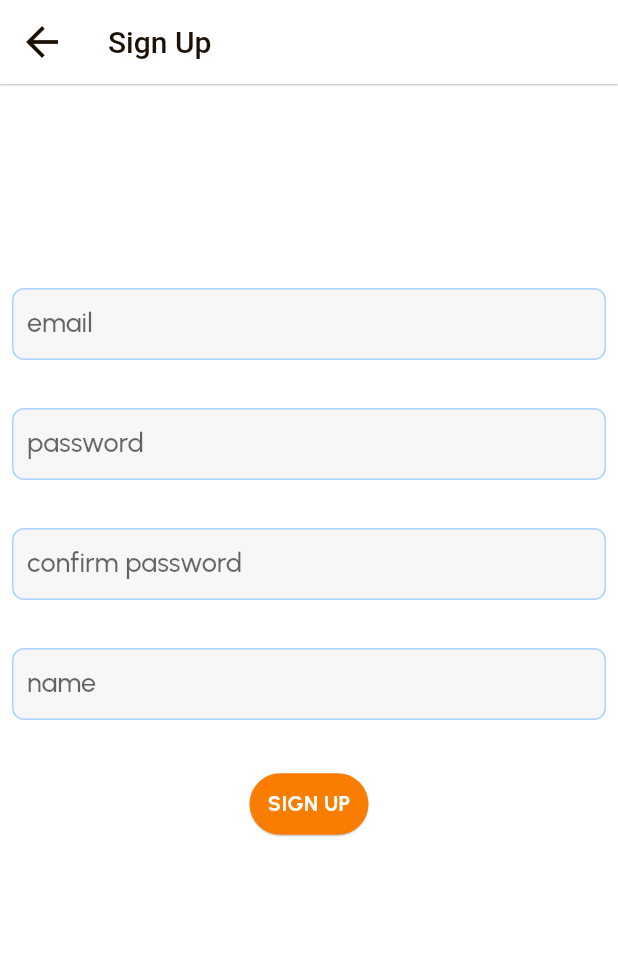
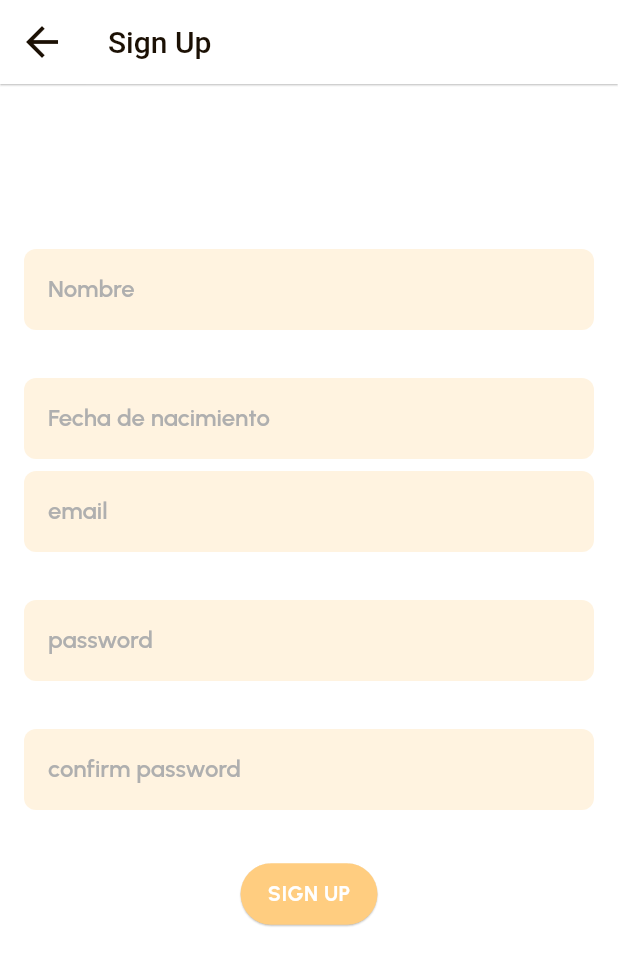
Before and after one commit to Team-mikhuy/mikhuy, a Flutter app: the screen it shows after launch, after a tap on "CREATE ACCOUNT", on a phone screen of 412 x 824 dp. Shown: the top 966 px of the screen. Run offline on Flutter 3.47's test engine with Material 2 defaults, Android fonts, the light colour scheme and no system bars; our stand-ins replace bloc, equatable, firebase_auth, firebase_core, flutter_bloc, formz and 2 more; missing offline and left inert: firebase_auth_platform_interface; accounts and stored records are empty; generated files the repository leaves out were written again.

Commit message:
add birthdate field for sign up form

```diff
--- a/lib/sign_in/view/sign_in_form.dart
+++ b/lib/sign_in/view/sign_in_form.dart
@@ -23,7 +23,6 @@ class SignInForm extends StatelessWidget {
           child: Column(
             mainAxisSize: MainAxisSize.min,
             children: [
-              const SizedBox(height: 16),
               _EmailInput(),
               const SizedBox(height: 8),
               _PasswordInput(),
@@ -93,16 +92,17 @@ class _LoginButton extends StatelessWidget {
             ? const CircularProgressIndicator()
             : ElevatedButton(
                 key: const Key('signInForm_continue_raisedButton'),
-                style: ElevatedButton.styleFrom(
-                  shape: RoundedRectangleBorder(
-                    borderRadius: BorderRadius.circular(30),
-                  ),
-                  backgroundColor: const Color(0xFFFFD600),
-                ),
                 onPressed: state.status.isValidated
                     ? () => context.read<SignInCubit>().logInWithCredentials()
                     : null,
-                child: const Text('LOGIN'),
+                child: Row(
+                  mainAxisAlignment: MainAxisAlignment.center,
+                  children: const [
+                    Text('INICIAR SESION'),
+                    SizedBox(width: 8),
+                    Icon(MdiIcons.arrowRight),
+                  ],
+                ),
               );
       },
     );
--- a/lib/sign_in/view/sign_in_page.dart
+++ b/lib/sign_in/view/sign_in_page.dart
@@ -2,6 +2,7 @@ import 'package:authentication/authentication.dart';
 import 'package:flutter/material.dart';
 import 'package:flutter_bloc/flutter_bloc.dart';
 import 'package:formz/formz.dart';
+import 'package:material_design_icons_flutter/material_design_icons_flutter.dart';
 import 'package:mikhuy/sign_in/sign_in.dart';
 import 'package:mikhuy/sign_up/sign_up.dart';
 
@@ -15,9 +16,8 @@ class SignInPage extends StatelessWidget {
   @override
   Widget build(BuildContext context) {
     return Scaffold(
-      appBar: AppBar(title: const Text('Login')),
       body: Padding(
-        padding: const EdgeInsets.all(8),
+        padding: const EdgeInsets.all(16),
         child: BlocProvider(
           create: (_) => SignInCubit(context.read<AuthenticationRepository>()),
           child: const SignInForm(),
--- a/lib/sign_up/cubit/sign_up_state.dart
+++ b/lib/sign_up/cubit/sign_up_state.dart
@@ -8,6 +8,7 @@ class SignUpState extends Equatable {
     this.password = const Password.pure(),
     this.confirmedPassword = const ConfirmedPassword.pure(),
     this.name = const Name.pure(),
+    this.birthdate = const BirthDate.pure(),
     this.status = FormzStatus.pure,
     this.errorMessage,
   });
@@ -16,17 +17,20 @@ class SignUpState extends Equatable {
   final Password password;
   final ConfirmedPassword confirmedPassword;
   final Name name;
+  final BirthDate birthdate;
   final FormzStatus status;
   final String? errorMessage;
 
   @override
-  List<Object> get props => [email, password, confirmedPassword, name, status];
+  List<Object> get props =>
+      [email, password, confirmedPassword, name, birthdate, status];
 
   SignUpState copyWith({
     Email? email,
     Password? password,
     ConfirmedPassword? confirmedPassword,
     Name? name,
+    BirthDate? birthdate,
     FormzStatus? status,
     String? errorMessage,
   }) {
@@ -35,6 +39,7 @@ class SignUpState extends Equatable {
       password: password ?? this.password,
       confirmedPassword: confirmedPassword ?? this.confirmedPassword,
       name: name ?? this.name,
+      birthdate: birthdate ?? this.birthdate,
       status: status ?? this.status,
       errorMessage: errorMessage ?? this.errorMessage,
     );
--- /dev/null
+++ b/lib/sign_up/input_models/birthdate.dart
@@ -0,0 +1,31 @@
+import 'package:formz/formz.dart';
+
+/// Validation errors for the [BirthDate] [FormzInput].
+enum BirthDateValidationError {
+  /// Date is before 1950 or after current date, so it is invalid error.
+  invalid,
+
+  /// Date is empty error.
+  empty
+}
+
+/// {@template birthdate}
+/// Form input for a birthdate input.
+/// {@endtemplate}
+class BirthDate extends FormzInput<DateTime?, BirthDateValidationError> {
+  /// {@macro birthdate}
+  const BirthDate.pure() : super.pure(null);
+
+  /// {@macro birthdate}
+  BirthDate.dirty(super.value) : super.dirty();
+
+  @override
+  BirthDateValidationError? validator(DateTime? value) {
+    if (value == null) return BirthDateValidationError.empty;
+    if (value == DateTime(0)) return BirthDateValidationError.empty;
+
+    return value.year < 1950 || value.isAfter(DateTime.now())
+        ? BirthDateValidationError.invalid
+        : null;
+  }
+}
--- /dev/null
+++ b/lib/sign_up/input_models/input_models.dart
@@ -0,0 +1,3 @@
+export 'birthdate.dart';
+export 'confirmed_password.dart';
+export 'name.dart';
--- a/lib/sign_up/sign_up.dart
+++ b/lib/sign_up/sign_up.dart
@@ -1,6 +1,5 @@
 library sign_up;
 
 export 'cubit/sign_up_cubit.dart';
-export 'input_models/confirmed_password.dart';
-export 'input_models/name.dart';
+export 'input_models/input_models.dart';
 export 'view/sign_up_page.dart';
--- a/lib/sign_up/view/sign_up_form.dart
+++ b/lib/sign_up/view/sign_up_form.dart
@@ -22,13 +22,15 @@ class SignUpForm extends StatelessWidget {
         child: Column(
           mainAxisSize: MainAxisSize.min,
           children: [
+            _NameInput(),
+            const SizedBox(height: 8),
+            _BirthDateInput(),
+            const SizedBox(height: 8),
             _EmailInput(),
             const SizedBox(height: 8),
             _PasswordInput(),
             const SizedBox(height: 8),
             _ConfirmPasswordInput(),
-            const SizedBox(height: 8),
-            _NameInput(),
             const SizedBox(height: 8),
             _SignUpButton(),
           ],
@@ -118,11 +120,48 @@ class _NameInput extends StatelessWidget {
         return TextField(
           key: const Key('signUpForm_nameInput_textField'),
           onChanged: (name) => context.read<SignUpCubit>().nameChanged(name),
-          keyboardType: TextInputType.name,
           decoration: InputDecoration(
-            labelText: 'name',
+            labelText: 'Nombre',
             helperText: '',
             errorText: state.name.invalid ? 'invalid email' : null,
+          ),
+        );
+      },
+    );
+  }
+}
+
+class _BirthDateInput extends StatelessWidget {
+  final controller = TextEditingController();
+
+  @override
+  Widget build(BuildContext context) {
+    return BlocBuilder<SignUpCubit, SignUpState>(
+      buildWhen: (previous, current) => previous.birthdate != current.birthdate,
+      builder: (context, state) {
+        return TextField(
+          key: const Key('signUpForm_birthdateInput_textField'),
+          controller: controller,
+          onTap: () async {
+            final birthdate = await showDatePicker(
+              context: context,
+              initialDate: DateTime.now(),
+              firstDate: DateTime(1950),
+              lastDate: DateTime(DateTime.now().year + 1),
+            );
+
+            if (birthdate != null) {
+              // ignore: use_build_context_synchronously
+              context.read<SignUpCubit>().birthdateChanged(birthdate);
+              controller.text =
+                  '${birthdate.day}/${birthdate.month}/${birthdate.year}';
+            }
+          },
+          readOnly: true,
+          decoration: InputDecoration(
+            labelText: 'Fecha de nacimiento',
+            hintText: 'DD/MM/AAAA',
+            errorText: state.birthdate.invalid ? 'invalid email' : null,
           ),
         );
       },
--- a/lib/sign_up/view/sign_up_page.dart
+++ b/lib/sign_up/view/sign_up_page.dart
@@ -18,7 +18,7 @@ class SignUpPage extends StatelessWidget {
     return Scaffold(
       appBar: AppBar(title: const Text('Sign Up')),
       body: Padding(
-        padding: const EdgeInsets.all(8),
+        padding: const EdgeInsets.all(16),
         child: BlocProvider<SignUpCubit>(
           create: (_) => SignUpCubit(context.read<AuthenticationRepository>()),
           child: const SignUpForm(),
--- a/lib/theme/app_theme.dart
+++ b/lib/theme/app_theme.dart
@@ -52,15 +52,27 @@ class AppTheme {
       /// to match the design, making use of the primary color flushOrange
       elevatedButtonTheme: ElevatedButtonThemeData(
         style: ButtonStyle(
-          backgroundColor: MaterialStateProperty.all(AppColors.flushOrange),
+          backgroundColor: MaterialStateProperty.resolveWith<Color?>(
+            (Set<MaterialState> states) {
+              if (states.contains(MaterialState.disabled)) {
+                return AppColors.flushOrange.shade200;
+              }
+
+              return AppColors.flushOrange.shade500;
+            },
+          ),
           foregroundColor: MaterialStateProperty.all(AppColors.white),
+          overlayColor:
+              MaterialStateProperty.all(AppColors.flushOrange.shade700),
           elevation: MaterialStateProperty.all(0.5),
           shape: MaterialStateProperty.all(
             const RoundedRectangleBorder(
               borderRadius: BorderRadius.all(Radius.circular(16)),
             ),
           ),
-          padding: MaterialStateProperty.all(const EdgeInsets.all(12)),
+          padding: MaterialStateProperty.all(
+            const EdgeInsets.symmetric(vertical: 12, horizontal: 18),
+          ),
         ),
       ),
 
@@ -79,24 +91,41 @@ class AppTheme {
           ),
           shape: MaterialStateProperty.all(
             const RoundedRectangleBorder(
-              borderRadius: BorderRadius.all(Radius.circular(16)),
+              borderRadius: BorderRadius.all(Radius.circular(8)),
             ),
+          ),
+          padding: MaterialStateProperty.all(
+            const EdgeInsets.symmetric(vertical: 12, horizontal: 18),
           ),
         ),
       ),
+
+      textSelectionTheme: TextSelectionThemeData(
+        cursorColor: AppColors.blueMalibu.shade700,
+      ),
+      errorColor: AppColors.danger,
 
       /// Sets the default style of text fields to match
       /// the design. Mainly removes borders and applies a
       /// circular border radius to corners.
       inputDecorationTheme: InputDecorationTheme(
         filled: true,
-        fillColor: AppColors.grey.shade50,
+        fillColor: AppColors.flushOrange.shade50,
+        floatingLabelStyle: AppTextStyle.headline2.copyWith(
+          color: AppColors.flushOrange.shade700,
+        ),
+        labelStyle: AppTextStyle.subtitle2.copyWith(
+          color: AppColors.grey.shade700,
+        ),
+        errorStyle: AppTextStyle.overline.copyWith(
+          color: AppColors.danger,
+        ),
         enabledBorder: OutlineInputBorder(
-          borderSide: BorderSide(color: AppColors.blueMalibu.shade300),
+          borderSide: BorderSide.none,
           borderRadius: BorderRadius.circular(8),
         ),
         focusedBorder: OutlineInputBorder(
-          borderSide: const BorderSide(color: AppColors.blueMalibu),
+          borderSide: BorderSide(color: AppColors.flushOrange.shade500),
           borderRadius: BorderRadius.circular(8),
         ),
         focusedErrorBorder: OutlineInputBorder(
@@ -108,8 +137,8 @@ class AppTheme {
           borderRadius: BorderRadius.circular(8),
         ),
         contentPadding: const EdgeInsets.symmetric(
-          vertical: 12,
-          horizontal: 10,
+          vertical: 16,
+          horizontal: 16,
         ),
         suffixIconColor: AppColors.grey.shade900,
         hintStyle: AppTextStyle.subtitle1.copyWith(
--- a/pubspec.yaml
+++ b/pubspec.yaml
@@ -22,6 +22,7 @@ dependencies:
   formz: ^0.4.1
   google_fonts: ^3.0.1
   intl: ^0.17.0
+  material_design_icons_flutter: ^5.0.6996
 
 dev_dependencies:
   bloc_test: ^9.1.0
```
Also changed, not shown: lib/sign_up/cubit/sign_up_cubit.dart (+20 -0 lines), lib/sign_up/input_models/name.dart (+4 -4 lines), pubspec.lock.
